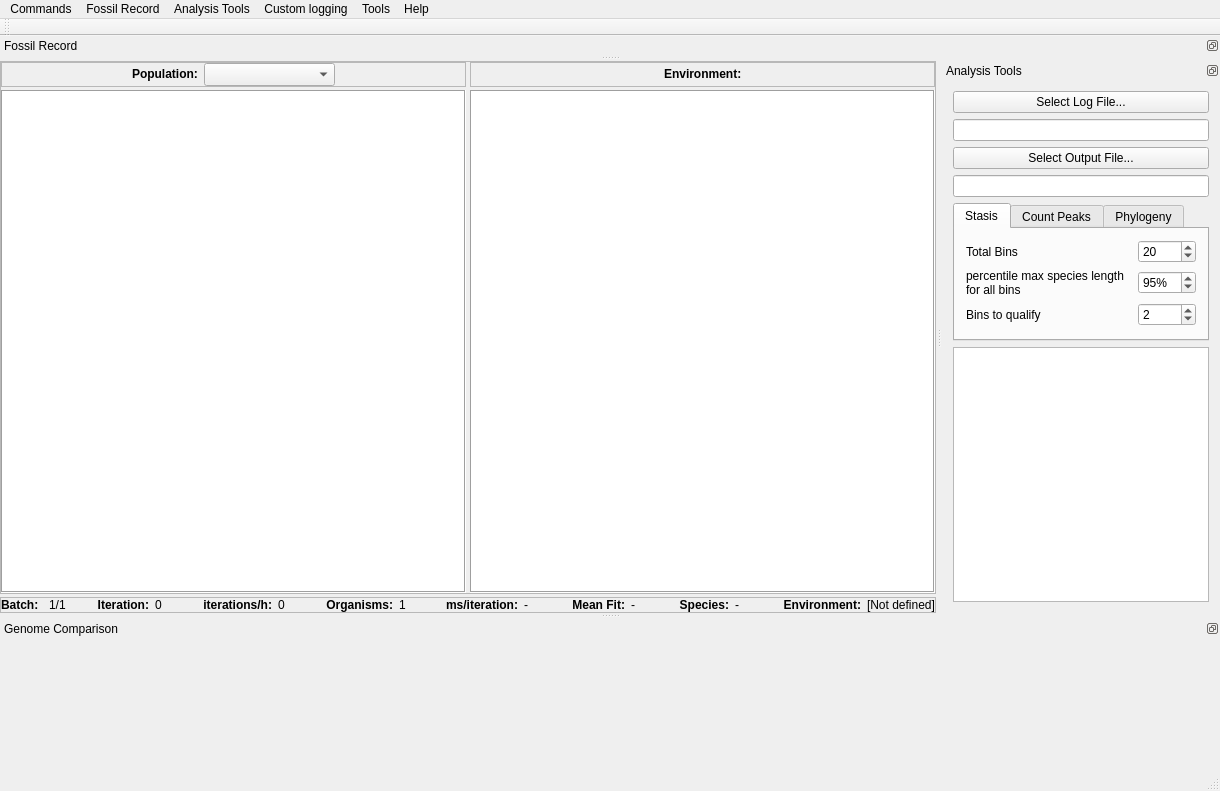
This is mainwindow.ui in palaeoware/revosim as Qt 5 draws it before an edit. The edited form follows.
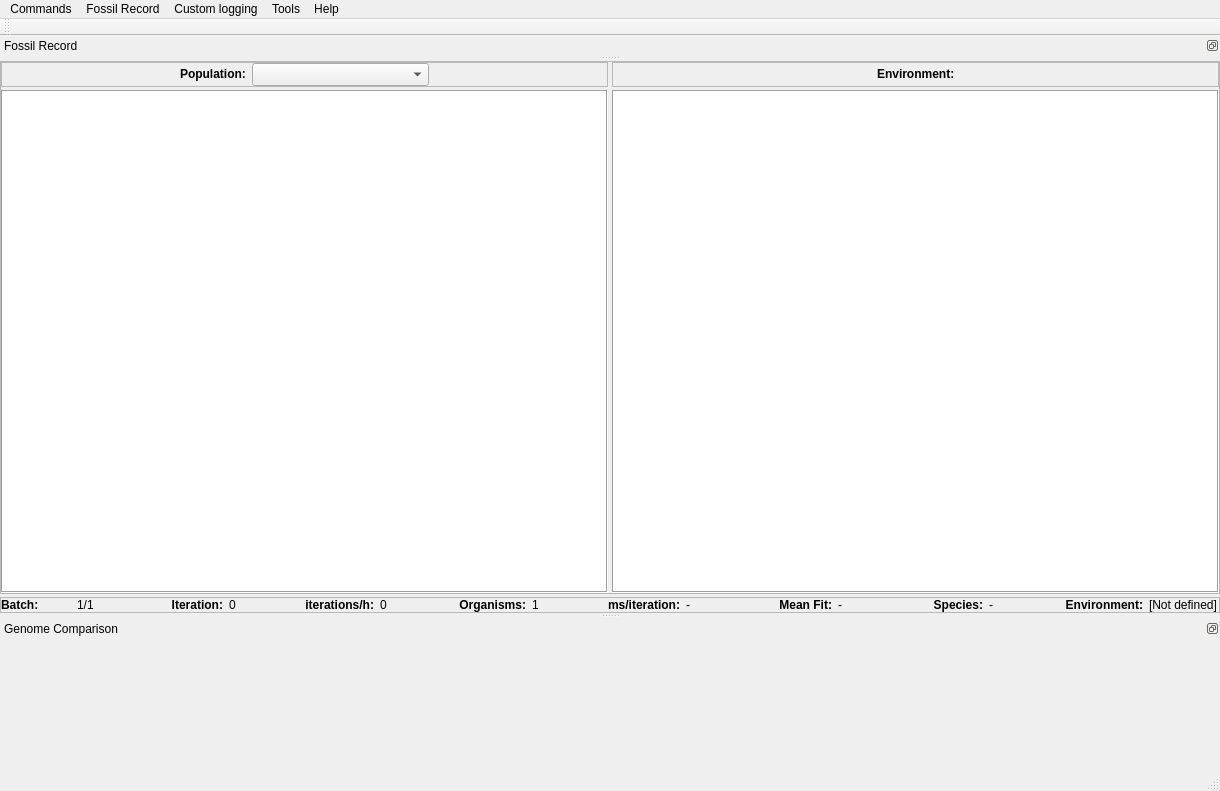
This is the edited form. The open tabs and pages were chosen to show the change.

Patch:
```diff
--- a/mainwindow.ui
+++ b/mainwindow.ui
@@ -505,235 +505,6 @@
    </attribute>
    <widget class="QWidget" name="fossRecDockContents"/>
   </widget>
-  <widget class="QDockWidget" name="reportViewerDock">
-   <property name="features">
-    <set>QDockWidget::DockWidgetFloatable|QDockWidget::DockWidgetMovable</set>
-   </property>
-   <property name="allowedAreas">
-    <set>Qt::AllDockWidgetAreas</set>
-   </property>
-   <property name="windowTitle">
-    <string>Analysis Tools</string>
-   </property>
-   <attribute name="dockWidgetArea">
-    <number>2</number>
-   </attribute>
-   <widget class="QWidget" name="repViewContents">
-    <layout class="QVBoxLayout" name="verticalLayout_3">
-     <item>
-      <widget class="QPushButton" name="SelectLogFile">
-       <property name="text">
-        <string>Select Log File...</string>
-       </property>
-      </widget>
-     </item>
-     <item>
-      <widget class="QLineEdit" name="LogFile"/>
-     </item>
-     <item>
-      <widget class="QPushButton" name="SelectOutputFile">
-       <property name="text">
-        <string>Select Output File...</string>
-       </property>
-      </widget>
-     </item>
-     <item>
-      <widget class="QLineEdit" name="OutputFile"/>
-     </item>
-     <item>
-      <widget class="QTabWidget" name="AnalysisToolsSettingsTabWidget">
-       <property name="sizePolicy">
-        <sizepolicy hsizetype="Expanding" vsizetype="Minimum">
-         <horstretch>0</horstretch>
-         <verstretch>0</verstretch>
-        </sizepolicy>
-       </property>
-       <property name="currentIndex">
-        <number>2</number>
-       </property>
-       <widget class="QWidget" name="tab">
-        <attribute name="title">
-         <string>Stasis</string>
-        </attribute>
-        <layout class="QGridLayout" name="gridLayout">
-         <item row="0" column="3">
-          <widget class="QSpinBox" name="StasisBins">
-           <property name="minimum">
-            <number>1</number>
-           </property>
-           <property name="maximum">
-            <number>1000</number>
-           </property>
-           <property name="value">
-            <number>20</number>
-           </property>
-          </widget>
-         </item>
-         <item row="2" column="0" colspan="3">
-          <widget class="QLabel" name="label_3">
-           <property name="text">
-            <string>percentile max species length for all bins</string>
-           </property>
-           <property name="wordWrap">
-            <bool>true</bool>
-           </property>
-          </widget>
-         </item>
-         <item row="2" column="3">
-          <widget class="QSpinBox" name="StasisPercentile">
-           <property name="suffix">
-            <string>%</string>
-           </property>
-           <property name="minimum">
-            <number>1</number>
-           </property>
-           <property name="maximum">
-            <number>100</number>
-           </property>
-           <property name="value">
-            <number>95</number>
-           </property>
-          </widget>
-         </item>
-         <item row="3" column="0">
-          <widget class="QLabel" name="label_4">
-           <property name="text">
-            <string>Bins to qualify</string>
-           </property>
-          </widget>
-         </item>
-         <item row="3" column="3">
-          <widget class="QSpinBox" name="StasisQualify">
-           <property name="minimum">
-            <number>1</number>
-           </property>
-           <property name="maximum">
-            <number>1000</number>
-           </property>
-           <property name="value">
-            <number>2</number>
-           </property>
-          </widget>
-         </item>
-         <item row="0" column="0">
-          <widget class="QLabel" name="label">
-           <property name="text">
-            <string>Total Bins</string>
-           </property>
-          </widget>
-         </item>
-        </layout>
-       </widget>
-       <widget class="QWidget" name="tab_2">
-        <attribute name="title">
-         <string>Count Peaks</string>
-        </attribute>
-        <layout class="QGridLayout" name="gridLayout_2">
-         <item row="0" column="1">
-          <widget class="QSpinBox" name="PeaksRed">
-           <property name="maximum">
-            <number>255</number>
-           </property>
-           <property name="value">
-            <number>128</number>
-           </property>
-          </widget>
-         </item>
-         <item row="3" column="1">
-          <widget class="QSpinBox" name="PeaksBlue">
-           <property name="maximum">
-            <number>255</number>
-           </property>
-           <property name="value">
-            <number>128</number>
-           </property>
-          </widget>
-         </item>
-         <item row="1" column="1">
-          <widget class="QSpinBox" name="PeaksGreen">
-           <property name="maximum">
-            <number>255</number>
-           </property>
-           <property name="value">
-            <number>128</number>
-           </property>
-          </widget>
-         </item>
-         <item row="0" column="0">
-          <widget class="QLabel" name="label_6">
-           <property name="text">
-            <string>Red</string>
-           </property>
-          </widget>
-         </item>
-         <item row="1" column="0">
-          <widget class="QLabel" name="label_5">
-           <property name="text">
-            <string>Green</string>
-           </property>
-          </widget>
-         </item>
-         <item row="3" column="0">
-          <widget class="QLabel" name="label_8">
-           <property name="text">
-            <string>Blue</string>
-           </property>
-          </widget>
-         </item>
-        </layout>
-       </widget>
-       <widget class="QWidget" name="phylo_tab">
-        <attribute name="title">
-         <string>Phylogeny</string>
-        </attribute>
-        <layout class="QVBoxLayout" name="verticalLayout_6">
-         <item>
-          <layout class="QHBoxLayout" name="horizontalLayout_5">
-           <item>
-            <widget class="QLabel" name="label_9">
-             <property name="text">
-              <string>Minimum species size</string>
-             </property>
-            </widget>
-           </item>
-           <item>
-            <widget class="QSpinBox" name="minSpeciesSize">
-             <property name="maximum">
-              <number>1000000</number>
-             </property>
-            </widget>
-           </item>
-          </layout>
-         </item>
-         <item>
-          <widget class="QCheckBox" name="chkExcludeWithChildren">
-           <property name="layoutDirection">
-            <enum>Qt::RightToLeft</enum>
-           </property>
-           <property name="text">
-            <string>Allow exclusion of species with issue?</string>
-           </property>
-          </widget>
-         </item>
-        </layout>
-       </widget>
-      </widget>
-     </item>
-     <item>
-      <widget class="QPlainTextEdit" name="plainTextEdit">
-       <property name="font">
-        <font>
-         <family>Courier New</family>
-         <pointsize>9</pointsize>
-         <weight>75</weight>
-         <bold>true</bold>
-        </font>
-       </property>
-      </widget>
-     </item>
-    </layout>
-   </widget>
-  </widget>
   <widget class="QDockWidget" name="genomeComparisonDock">
    <property name="minimumSize">
     <size>
@@ -769,7 +540,7 @@
      <x>0</x>
      <y>0</y>
      <width>1220</width>
-     <height>21</height>
+     <height>26</height>
     </rect>
    </property>
    <widget class="QMenu" name="menuCommands">
@@ -823,34 +594,13 @@
     <addaction name="actionFitness_logging_to_File"/>
     <addaction name="actionRecombination_logging"/>
    </widget>
-   <widget class="QMenu" name="menuAnalysis_Tools">
-    <property name="title">
-     <string>Analysis Tools</string>
-    </property>
-    <widget class="QMenu" name="menuPhylogeny_Data_Tools">
-     <property name="title">
-      <string>Phylogeny Data Tools</string>
-     </property>
-     <addaction name="actionGenerate_NWK_tree_file"/>
-     <addaction name="actionSpecies_sizes"/>
-    </widget>
-    <addaction name="actionReport_Viewer"/>
-    <addaction name="separator"/>
-    <addaction name="actionCount_Peaks"/>
-    <addaction name="actionGenerate_Tree_from_Log_File"/>
-    <addaction name="actionExtinction_and_Origination_Data"/>
-    <addaction name="actionRates_of_Change"/>
-    <addaction name="actionStasis"/>
-    <addaction name="separator"/>
-    <addaction name="menuPhylogeny_Data_Tools"/>
-   </widget>
    <widget class="QMenu" name="menuTools">
-+    <property name="title">
-+     <string>Tools</string>
-+    </property>
-+    <addaction name="actionGenomeComparison"/>
-+    <addaction name="actionSettings_Dock"/>
-+   </widget>
+    <property name="title">
+     <string>Tools</string>
+    </property>
+    <addaction name="actionGenomeComparison"/>
+    <addaction name="actionSettings_Dock"/>
+   </widget>
    <widget class="QMenu" name="menuHelp">
     <property name="title">
      <string>Help</string>
@@ -862,8 +612,6 @@
    </widget>
    <addaction name="menuCommands"/>
    <addaction name="menuFossil_Record"/>
-   <addaction name="menuDocks"/>
-   <addaction name="menuAnalysis_Tools"/>
    <addaction name="menuSpecies"/>
    <addaction name="menuTools"/>
    <addaction name="menuHelp"/>
```
Left out of the diff: 440 changed lines with no effect on the pictures.
